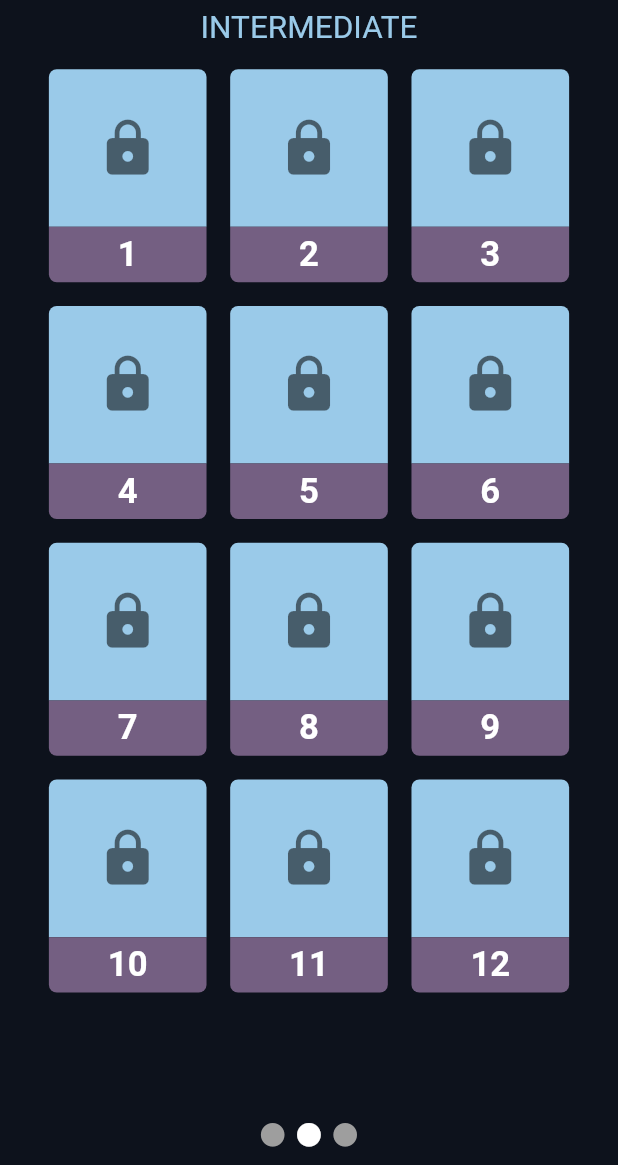
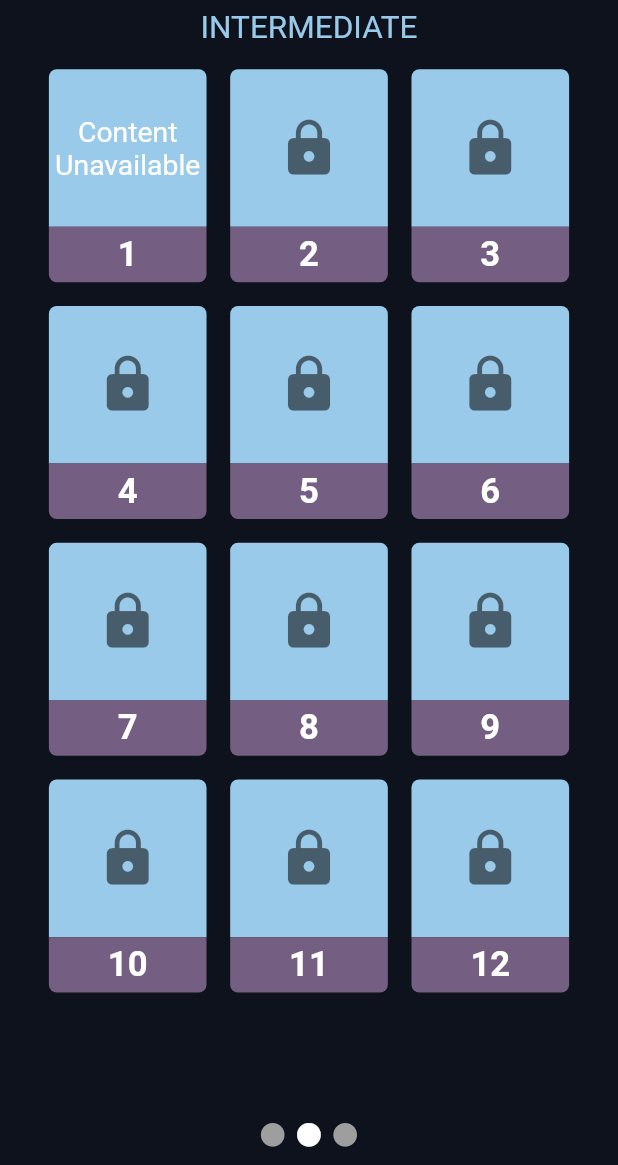
Before and after one commit to Shalomjohn/Milonga, a Flutter app: the MenuPage screen opened directly, on a phone screen of 412 x 824 dp, the part 71-1236 px from its top. Run offline on Flutter 3.47's test engine with Material 2 defaults, Android fonts, the phone set to English and light mode, and no system bars; our stand-ins replace dio, flutter_screenutil, shared_preferences, video_player; accounts and stored records are empty.

Commit message:
explained thumbnail 1

```diff
--- a/lib/pages/menu.dart
+++ b/lib/pages/menu.dart
@@ -219,11 +219,25 @@ class _MenuPageState extends State<MenuPage> {
                 topRight: Radius.circular(5.w),
               ),
             ),
-            child: Icon(
-              Icons.lock,
-              size: 40.w,
-              color: Colors.black54,
-            ),
+            child: index != 1
+                ? Icon(
+                    Icons.lock,
+                    size: 40.w,
+                    color: Colors.black54,
+                  )
+                : Column(
+                    mainAxisAlignment: MainAxisAlignment.center,
+                    children: [
+                      Text(
+                        'Content',
+                        style: TextStyle(color: Colors.white, fontSize: 18.sp),
+                      ),
+                      Text(
+                        'Unavailable',
+                        style: TextStyle(color: Colors.white, fontSize: 18.sp),
+                      ),
+                    ],
+                  ),
           ),
           Container(
             height: 35.h,
```
